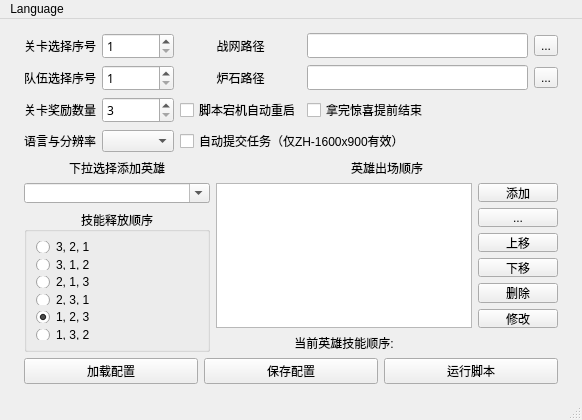
This is ui/main_chs.ui in zhoubin-me/lushi_script as Qt 5 draws it before an edit. The edited form follows.
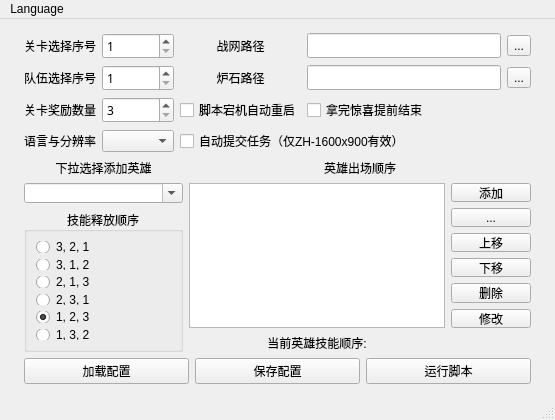
This is the edited form. Custom widgets are drawn as their Qt base class.

```diff
--- a/ui/main_chs.ui
+++ b/ui/main_chs.ui
@@ -6,7 +6,7 @@
    <rect>
     <x>0</x>
     <y>0</y>
-    <width>582</width>
+    <width>555</width>
     <height>420</height>
    </rect>
   </property>
@@ -626,7 +626,7 @@
     <rect>
      <x>0</x>
      <y>0</y>
-     <width>582</width>
+     <width>555</width>
      <height>23</height>
     </rect>
    </property>
```
